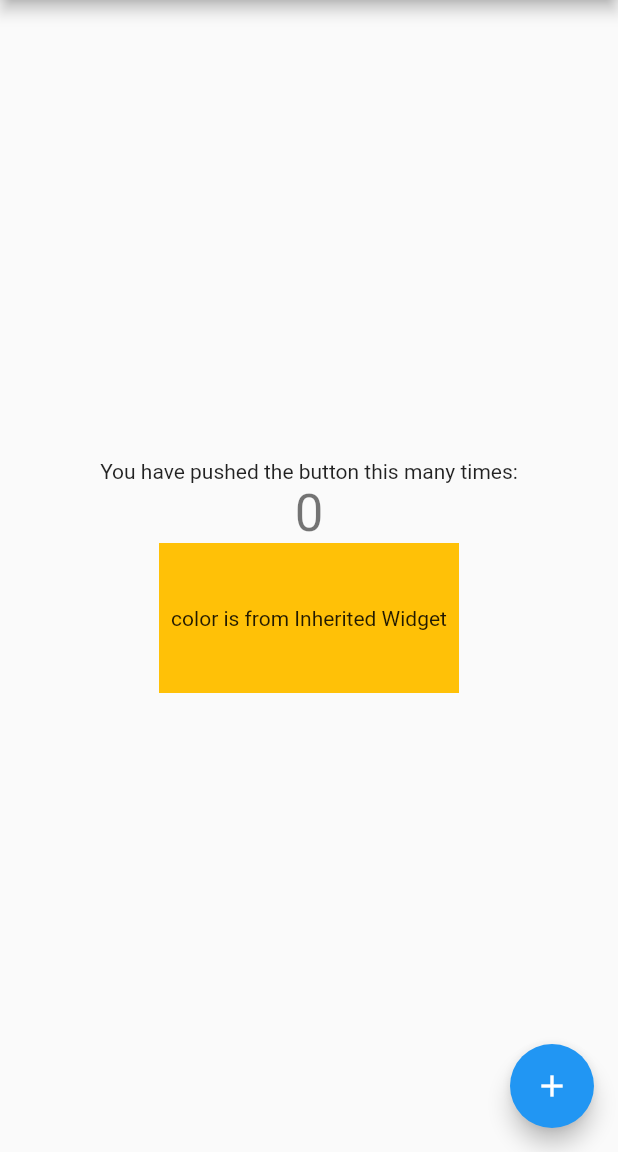
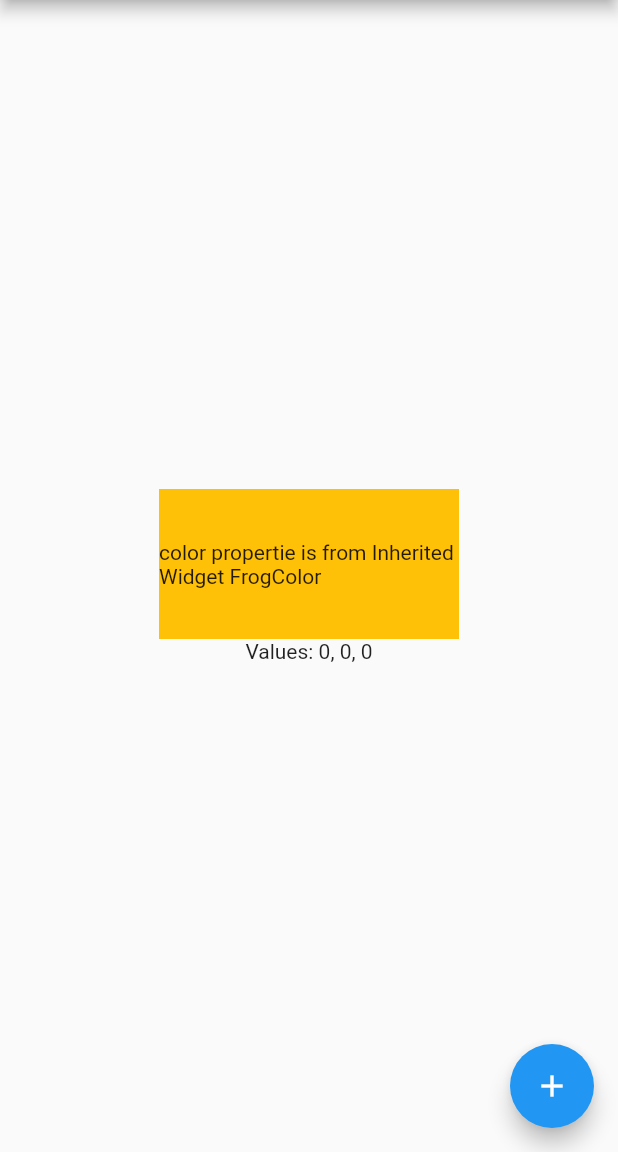
Before and after one commit to CharlesCCC/flutter-widget-of-the-week, a Flutter app: the screen it shows after launch, on a phone screen of 412 x 824 dp, the part 84-1236 px from its top. Run offline on Flutter 3.47's test engine with Material 2 defaults, Android fonts, the phone set to English and light mode, and no system bars; our stand-ins replace transparent_image.

Commit message:
updated partial InheritedModel

```diff
--- /dev/null
+++ b/week_15_InheritedModel/lib/inheritedModel.dart
@@ -0,0 +1,71 @@
+import 'package:flutter/material.dart';
+
+class NumberManagerWidget extends StatefulWidget {
+  final Widget child;
+
+  NumberManagerWidget({Key key, @required this.child})
+      : assert(child != null),
+        super(key: key);
+
+  @override
+  State<StatefulWidget> createState() => NumberManagerWidgetState();
+}
+
+class NumberManagerWidgetState extends State<NumberManagerWidget> {
+  int firstTick, secondTick, thirdTick;
+
+  @override
+  void initState() {
+    super.initState();
+    firstTick = secondTick = thirdTick = 0;
+  }
+
+  // ... snip code for handling timers, etc, to update the tick values ...
+
+  @override
+  Widget build(BuildContext context) {
+    return NumberModel(
+      firstValue: firstTick,
+      secondValue: secondTick,
+      thirdValue: thirdTick,
+      child: widget.child,
+    );
+  }
+}
+
+enum NUMBER_TYPE {
+  FIRST,
+  SECOND,
+  THIRD,
+}
+
+class NumberModel extends InheritedModel<NUMBER_TYPE> {
+  final int firstValue, secondValue, thirdValue;
+
+  NumberModel({
+    @required this.firstValue,
+    @required this.secondValue,
+    @required this.thirdValue,
+    @required Widget child,
+  }) : super(child: child);
+
+  @override
+  bool updateShouldNotify(NumberModel old) {
+    return firstValue != old.firstValue ||
+        secondValue != old.secondValue ||
+        thirdValue != old.thirdValue;
+  }
+
+  @override
+  bool updateShouldNotifyDependent(NumberModel old, Set<NUMBER_TYPE> aspects) {
+    return (aspects.contains(NUMBER_TYPE.FIRST) &&
+            old.firstValue != firstValue) ||
+        (aspects.contains(NUMBER_TYPE.SECOND) &&
+            old.secondValue != secondValue) ||
+        (aspects.contains(NUMBER_TYPE.THIRD) && old.thirdValue != thirdValue);
+  }
+
+  static NumberModel of(BuildContext context, {NUMBER_TYPE aspect}) {
+    return InheritedModel.inheritFrom<NumberModel>(context, aspect: aspect);
+  }
+}
--- a/week_15_InheritedModel/lib/main.dart
+++ b/week_15_InheritedModel/lib/main.dart
@@ -1,4 +1,5 @@
 import 'package:flutter/material.dart';
+import 'package:week_15_InheritedModel/inheritedModel.dart';
 
 void main() {
   runApp(MyApp());
@@ -30,10 +31,18 @@ class MyHomePage extends StatefulWidget {
 class _MyHomePageState extends State<MyHomePage> {
   int _counter = 0;
 
+  int firstTick, secondTick, thirdTick;
+
   void _incrementCounter() {
     setState(() {
       _counter++;
     });
+  }
+
+  @override
+  void initState() {
+    super.initState();
+    firstTick = secondTick = thirdTick = 0;
   }
 
   @override
@@ -46,17 +55,13 @@ class _MyHomePageState extends State<MyHomePage> {
         child: Column(
           mainAxisAlignment: MainAxisAlignment.center,
           children: <Widget>[
-            Text(
-              'You have pushed the button this many times:',
-            ),
-            Text(
-              '$_counter',
-              style: Theme.of(context).textTheme.headline4,
-            ),
             FrogColor(
               child: const MyWidget(),
               color: Colors.amber,
-            )
+            ),
+            NumberManagerWidget(
+              child: AsInheritedModel(),
+            ),
           ],
         ),
       ),
@@ -73,7 +78,6 @@ class MyWidget extends StatelessWidget {
   const MyWidget();
 
   Widget build(BuildContext context) {
-    // somewhere down the line
     return const MyOtherWidget();
   }
 }
@@ -87,7 +91,7 @@ class MyOtherWidget extends StatelessWidget {
       width: 200,
       height: 100,
       child: Center(
-        child: Text('color is from Inherited Widget'),
+        child: Text('color propertie is from Inherited Widget FrogColor'),
       ),
       color: frogColor.color,
     );
@@ -103,7 +107,7 @@ class FrogColor extends InheritedWidget {
         assert(child != null),
         super(key: key, child: child);
 
-  final Color color;
+  final Color color; //noticed it final here
 
   static FrogColor of(BuildContext context) {
     return context.dependOnInheritedWidgetOfExactType<FrogColor>();
@@ -112,3 +116,22 @@ class FrogColor extends InheritedWidget {
   @override
   bool updateShouldNotify(FrogColor old) => color != old.color;
 }
+
+class AsInheritedModel extends StatelessWidget {
+  @override
+  Widget build(BuildContext context) {
+    final NumberModel model =
+        NumberModel.of(context, aspect: NUMBER_TYPE.FIRST);
+    return Text(
+        "Values: ${model.firstValue}, ${model.secondValue}, ${model.thirdValue}");
+  }
+}
+
+class AsInheritedWidget extends StatelessWidget {
+  @override
+  Widget build(BuildContext context) {
+    final NumberModel model = NumberModel.of(context);
+    return Text(
+        "Values: ${model.firstValue}, ${model.secondValue}, ${model.thirdValue}");
+  }
+}
```
Also changed, not shown: 1 other file.
